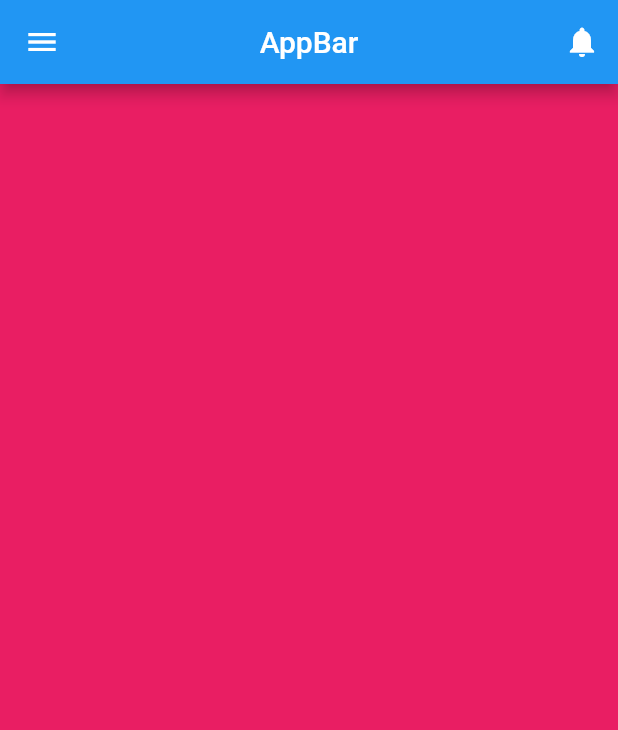
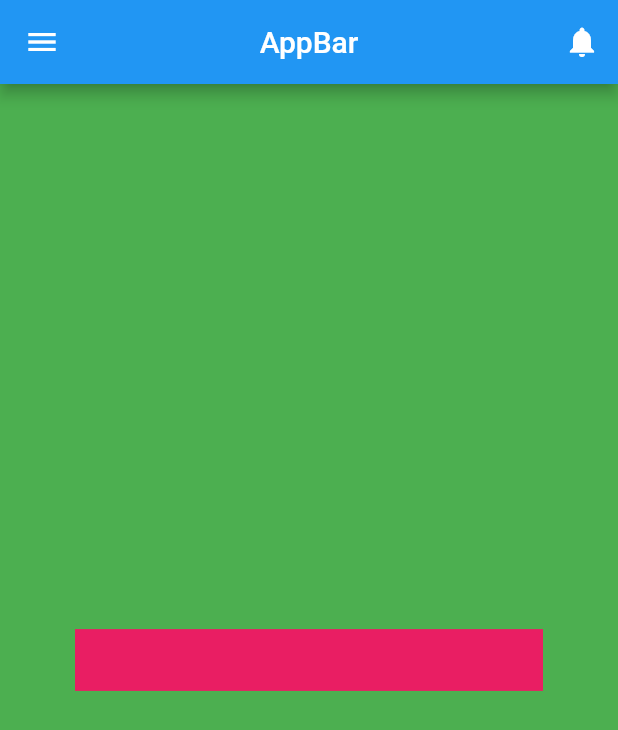
Before and after one commit to thetahmeed/Flutter, a Flutter app: the screen it shows after launch, on a phone screen of 412 x 824 dp. Shown: the top 730 px of the screen. Run offline on Flutter 3.47's test engine with Material 2 defaults, Android fonts, the phone set to English and light mode, and no system bars; our stand-ins replace shared_preferences.

Commit message:
Media Query

```diff
--- a/fourteen/lib/pages/appbar.dart
+++ b/fourteen/lib/pages/appbar.dart
@@ -10,7 +10,7 @@ class _AppBarTestState extends State<AppBarTest> {
   Widget build(BuildContext context) {
     return SafeArea(
       child: Scaffold(
-        backgroundColor: Colors.pink,
+        backgroundColor: Colors.green,
         appBar: AppBar(
           title: Text("AppBar"),
           centerTitle: true,
@@ -19,6 +19,13 @@ class _AppBarTestState extends State<AppBarTest> {
           ],
           leading: IconButton(icon: Icon(Icons.menu), onPressed: () {}),
         ),
+        body: Center(
+          child: Container(
+            width: MediaQuery.of(context).size.width - 100,
+            height: MediaQuery.of(context).size.height / 20,
+            color: Colors.pink,
+          ),
+        ),
       ),
     );
   }
```
